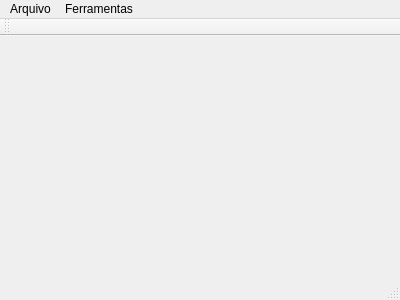
Old version of the form mainwindow.ui in the repository guilhermota/Projeto_Robotica.
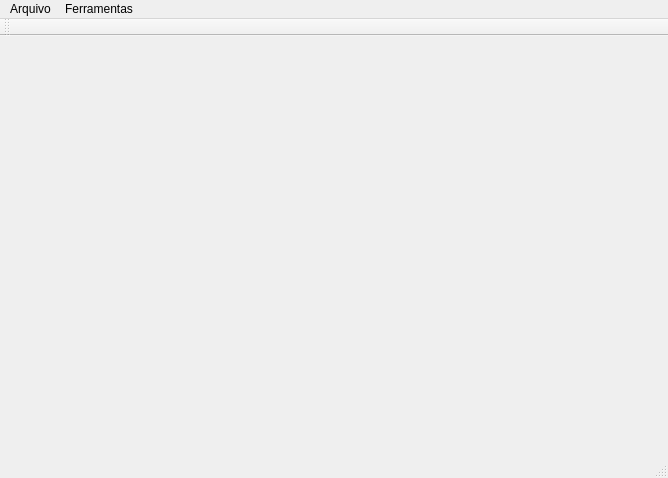
New version of the form.

Commit message:
uso de memoria
status bar mostra uso de memoria do programa

The edit to the form file:
```diff
--- a/mainwindow.ui
+++ b/mainwindow.ui
@@ -6,8 +6,8 @@
    <rect>
     <x>0</x>
     <y>0</y>
-    <width>400</width>
-    <height>300</height>
+    <width>668</width>
+    <height>478</height>
    </rect>
   </property>
   <property name="windowTitle">
@@ -19,7 +19,7 @@
     <rect>
      <x>0</x>
      <y>0</y>
-     <width>400</width>
+     <width>668</width>
      <height>21</height>
     </rect>
    </property>
```
The commit also changes 2 other files.
